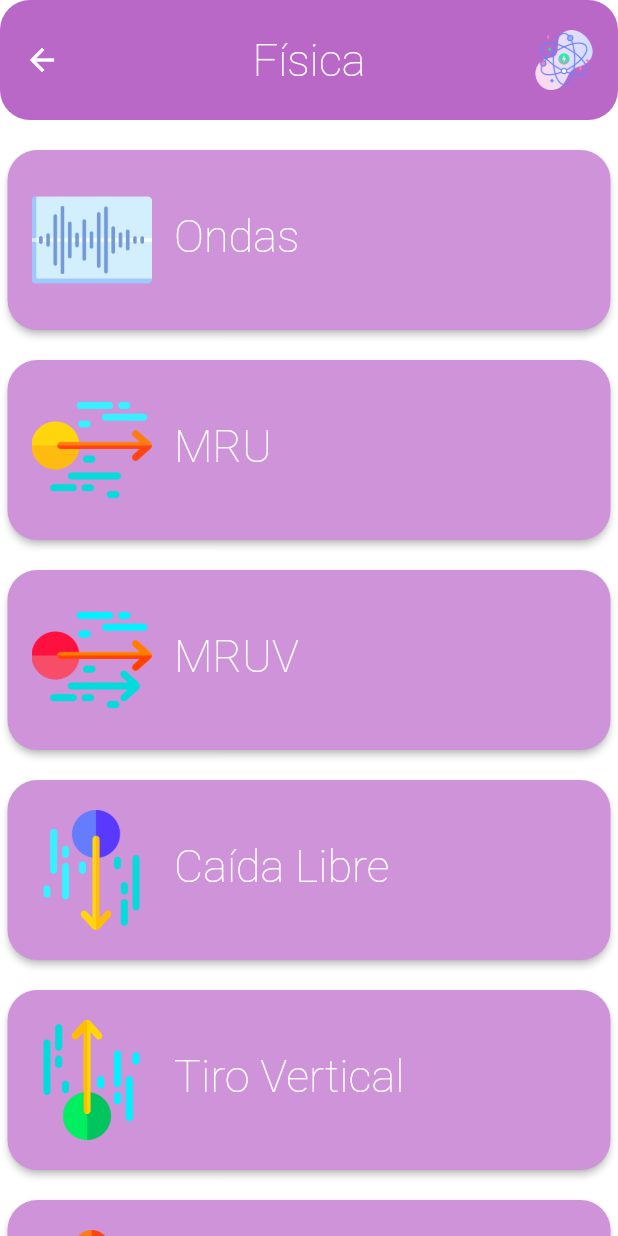
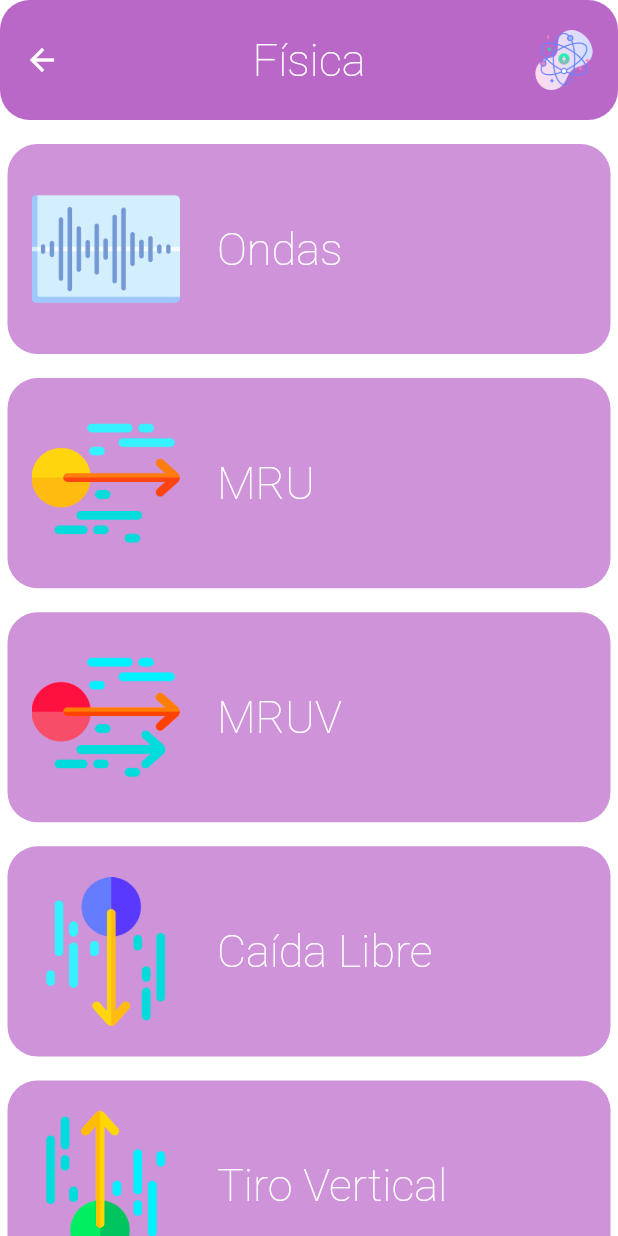
Before and after one commit to JordiDeSanta/PTUFormulas, a Flutter app: the screen it shows after launch, after a tap on "Física", on a phone screen of 412 x 824 dp. Run offline on Flutter 3.47's test engine with Material 2 defaults, Android fonts, the phone set to English and light mode, and no system bars.

Commit message:
Same in Contents Page

```diff
--- a/lib/src/pages/course_page.dart
+++ b/lib/src/pages/course_page.dart
@@ -49,7 +49,7 @@ class CoursePage extends StatelessWidget {
   }
 
   List<Widget> _createTiles(CourseArguments args) {
-    List<Widget> contentTiles = [SizedBox(height: 10.0)];
+    List<Widget> contentTiles = [SizedBox(height: 8.0)];
 
     for (var content in args.contents) {
       final tempTile = ContentTileWidget(
--- a/lib/src/widgets/content_tile_widget.dart
+++ b/lib/src/widgets/content_tile_widget.dart
@@ -11,10 +11,14 @@ class ContentTileWidget extends StatelessWidget {
 
   @override
   Widget build(BuildContext context) {
+    double height = MediaQuery.of(context).size.height;
+    double width = MediaQuery.of(context).size.width;
+
     return Padding(
-      padding: const EdgeInsets.symmetric(vertical: 10.0, horizontal: 5.0),
+      padding: const EdgeInsets.symmetric(vertical: 8.0, horizontal: 5.0),
       child: ElevatedButton(
         style: ButtonStyle(
+          elevation: MaterialStateProperty.all(0.0),
           shape: MaterialStateProperty.all(
             RoundedRectangleBorder(
               borderRadius: BorderRadius.circular(20.0),
@@ -22,18 +26,18 @@ class ContentTileWidget extends StatelessWidget {
           ),
           backgroundColor: MaterialStateProperty.all(settings.color),
         ),
+        child: Container(
+          padding: EdgeInsets.symmetric(vertical: height * 0.025),
           child: Row(
             children: [
               Image(
-              height: 80.0,
+                height: height * 0.12,
                 image: settings.img,
                 fit: BoxFit.cover,
               ),
               Container(
-              width: 220,
-              height: 120,
-              padding:
-                  const EdgeInsets.symmetric(vertical: 40.0, horizontal: 15.0),
+                padding: EdgeInsets.only(left: width * 0.06),
+                width: width * 0.6,
                 child: Text(
                   settings.title,
                   style: styles.course,
@@ -42,6 +46,7 @@ class ContentTileWidget extends StatelessWidget {
               )
             ],
           ),
+        ),
         onPressed: () {
           Navigator.pushNamed(context, settings.route, arguments: settings);
         },
--- a/lib/src/widgets/course_tile_widget.dart
+++ b/lib/src/widgets/course_tile_widget.dart
@@ -18,6 +18,7 @@ class CourseTileWidget extends StatelessWidget {
       padding: const EdgeInsets.symmetric(vertical: 10.0, horizontal: 5.0),
       child: ElevatedButton(
         style: ButtonStyle(
+          elevation: MaterialStateProperty.all(0.0),
           shape: MaterialStateProperty.all(
             RoundedRectangleBorder(
               borderRadius: BorderRadius.circular(20.0),
```
Lines whose indentation alone changed are shown as unchanged.
